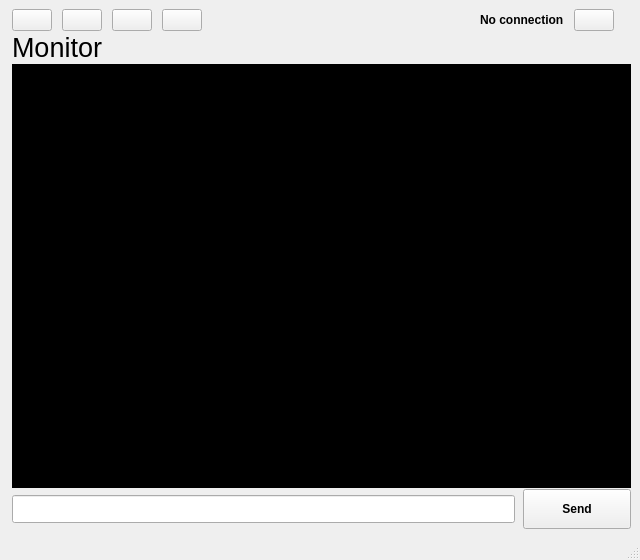
This is pyRobot.ui in CactusTribe/PyRobot as Qt 5 draws it before an edit. The edited form follows.
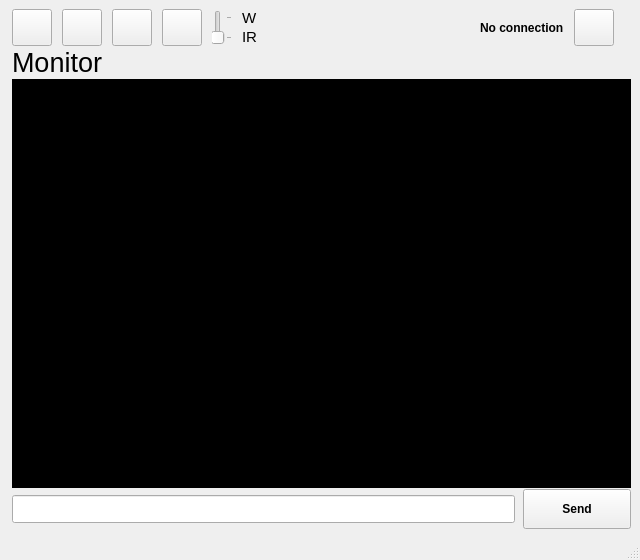
This is the edited form. Icons and pictures are not drawn.

```diff
--- a/pyRobot.ui
+++ b/pyRobot.ui
@@ -41,29 +41,6 @@
       <property name="spacing">
        <number>10</number>
       </property>
-      <item>
-       <widget class="QPushButton" name="pushButton_sensors">
-        <property name="maximumSize">
-         <size>
-          <width>50</width>
-          <height>50</height>
-         </size>
-        </property>
-        <property name="text">
-         <string/>
-        </property>
-        <property name="icon">
-         <iconset resource="resources.qrc">
-          <normaloff>:/resources/img/resources/img/sens.png</normaloff>:/resources/img/resources/img/sens.png</iconset>
-        </property>
-        <property name="iconSize">
-         <size>
-          <width>30</width>
-          <height>30</height>
-         </size>
-        </property>
-       </widget>
-      </item>
       <item>
        <widget class="QPushButton" name="pushButton_enabled_keyboard">
         <property name="maximumSize">
@@ -88,7 +65,7 @@
        </widget>
       </item>
       <item>
-       <widget class="QPushButton" name="pushButton_lights">
+       <widget class="QPushButton" name="pushButton_sensors">
         <property name="maximumSize">
          <size>
           <width>50</width>
@@ -104,8 +81,8 @@
         </property>
         <property name="iconSize">
          <size>
-          <width>40</width>
-          <height>40</height>
+          <width>30</width>
+          <height>30</height>
          </size>
         </property>
        </widget>
@@ -133,11 +110,93 @@
         </property>
        </widget>
       </item>
+      <item>
+       <widget class="QPushButton" name="pushButton_lights">
+        <property name="maximumSize">
+         <size>
+          <width>50</width>
+          <height>50</height>
+         </size>
+        </property>
+        <property name="text">
+         <string/>
+        </property>
+        <property name="icon">
+         <iconset resource="resources.qrc">
+          <normaloff>:/resources/img/resources/img/light-off.png</normaloff>:/resources/img/resources/img/light-off.png</iconset>
+        </property>
+        <property name="iconSize">
+         <size>
+          <width>30</width>
+          <height>30</height>
+         </size>
+        </property>
+       </widget>
+      </item>
+      <item>
+       <widget class="QSlider" name="verticalSlider_lightsMode">
+        <property name="maximumSize">
+         <size>
+          <width>25</width>
+          <height>35</height>
+         </size>
+        </property>
+        <property name="maximum">
+         <number>1</number>
+        </property>
+        <property name="pageStep">
+         <number>1</number>
+        </property>
+        <property name="orientation">
+         <enum>Qt::Vertical</enum>
+        </property>
+        <property name="tickPosition">
+         <enum>QSlider::TicksBelow</enum>
+        </property>
+        <property name="tickInterval">
+         <number>0</number>
+        </property>
+       </widget>
+      </item>
+      <item>
+       <layout class="QVBoxLayout" name="verticalLayout">
+        <property name="spacing">
+         <number>1</number>
+        </property>
+        <item>
+         <widget class="QLabel" name="label_3">
+          <property name="font">
+           <font>
+            <pointsize>11</pointsize>
+           </font>
+          </property>
+          <property name="text">
+           <string>W</string>
+          </property>
+         </widget>
+        </item>
+        <item>
+         <widget class="QLabel" name="label_2">
+          <property name="font">
+           <font>
+            <pointsize>11</pointsize>
+           </font>
+          </property>
+          <property name="text">
+           <string>IR</string>
+          </property>
+         </widget>
+        </item>
+       </layout>
+      </item>
       <item>
        <spacer name="horizontalSpacer">
         <property name="orientation">
          <enum>Qt::Horizontal</enum>
         </property>
+        <property name="sizeType">
+         <enum>QSizePolicy::Expanding</enum>
+        </property>
         <property name="sizeHint" stdset="0">
          <size>
           <width>40</width>
```
Left out of the diff: 2 changed lines with no effect on the pictures.
